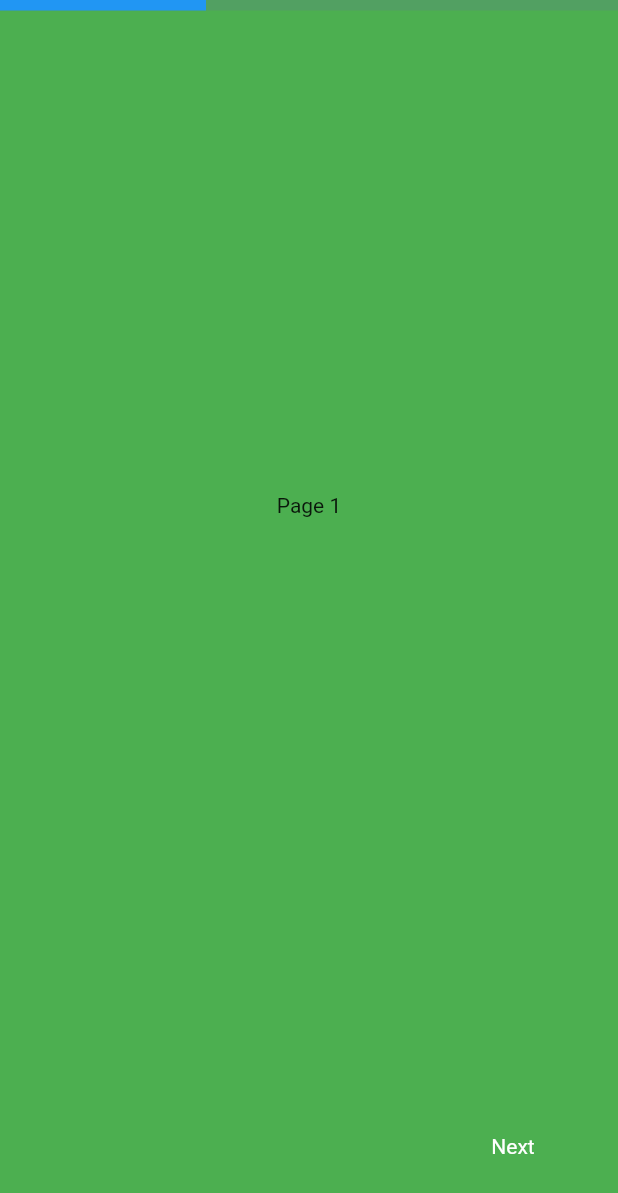
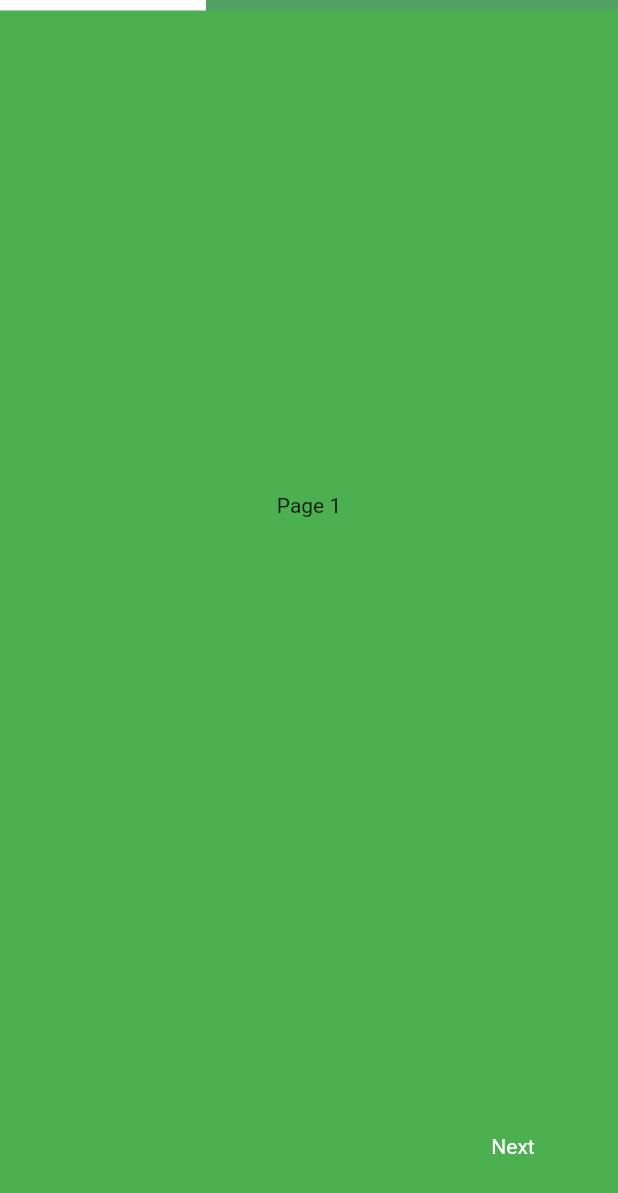
Before and after one commit to surenyonjan/page_forms, a Flutter app: the screen it shows after launch, on a phone screen of 412 x 824 dp. Shown: the top 1193 px of the screen. Run offline on Flutter 3.47's test engine with Material 2 defaults, Android fonts, the phone set to English and light mode, and no system bars.

Commit message:
make progress bar color white

```diff
--- a/lib/page_forms.dart
+++ b/lib/page_forms.dart
@@ -14,7 +14,7 @@ final ThemeData _kThemeData = ThemeData(
   ),
 );
 final double _kProgressIndicatorHeight = 7.0;
-final Color _kProgressIndicatorColor = Colors.blue;
+final Color _kProgressIndicatorColor = Colors.white;
 final Color _kProgressBackgroundColor = Colors.blueGrey;
 final double _kFooterBarheight = 120.0;
 
```
